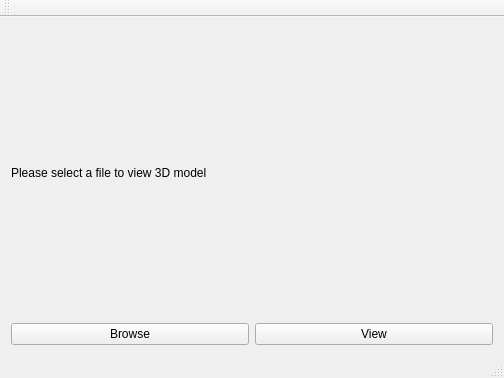
This is mainwindow.ui in 0000duck/3DViewer as Qt 5 draws it before an edit. The edited form follows.
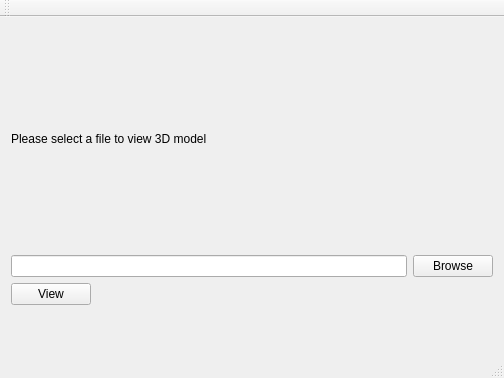
This is the edited form.

Commit message:
Modified UI and added button action
- Added line edit to view file path
- Connected buttons signal and slots
- Implemented Browse button onClickListener

```diff
--- a/mainwindow.ui
+++ b/mainwindow.ui
@@ -20,7 +20,7 @@
    <string>MainWindow</string>
   </property>
   <widget class="QWidget" name="centralWidget">
-   <layout class="QVBoxLayout" name="verticalLayout" stretch="1,1,20">
+   <layout class="QVBoxLayout" name="verticalLayout" stretch="1,20,0">
     <item>
      <layout class="QHBoxLayout" name="horizontalLayout" stretch="0">
       <item>
@@ -33,7 +33,12 @@
      </layout>
     </item>
     <item>
+     <layout class="QVBoxLayout" name="verticalLayout_2">
+      <item>
      <layout class="QHBoxLayout" name="horizontalLayout_2">
+        <item>
+         <widget class="QLineEdit" name="filePathLineEdit"/>
+        </item>
       <item>
        <widget class="QPushButton" name="browseBtn">
         <property name="text">
@@ -41,6 +46,10 @@
         </property>
        </widget>
       </item>
+       </layout>
+      </item>
+      <item>
+       <layout class="QHBoxLayout" name="horizontalLayout_3">
       <item>
        <widget class="QPushButton" name="viewBtn">
         <property name="text">
@@ -48,10 +57,39 @@
         </property>
        </widget>
       </item>
-     </layout>
-    </item>
+        <item>
+         <spacer name="horizontalSpacer_2">
+          <property name="orientation">
+           <enum>Qt::Horizontal</enum>
+          </property>
+          <property name="sizeHint" stdset="0">
+           <size>
+            <width>40</width>
+            <height>20</height>
+           </size>
+          </property>
+         </spacer>
+        </item>
+       </layout>
+      </item>
+     </layout>
+    </item>
     <item>
-     <layout class="QVBoxLayout" name="verticalLayout_2"/>
+     <layout class="QVBoxLayout" name="verticalLayout_3">
+      <item>
+       <spacer name="verticalSpacer">
+        <property name="orientation">
+         <enum>Qt::Vertical</enum>
+        </property>
+        <property name="sizeHint" stdset="0">
+         <size>
+          <width>20</width>
+          <height>40</height>
+         </size>
+        </property>
+       </spacer>
+      </item>
+     </layout>
     </item>
    </layout>
   </widget>
```
Lines whose indentation alone changed are shown as unchanged. The commit also changes 2 other files.
